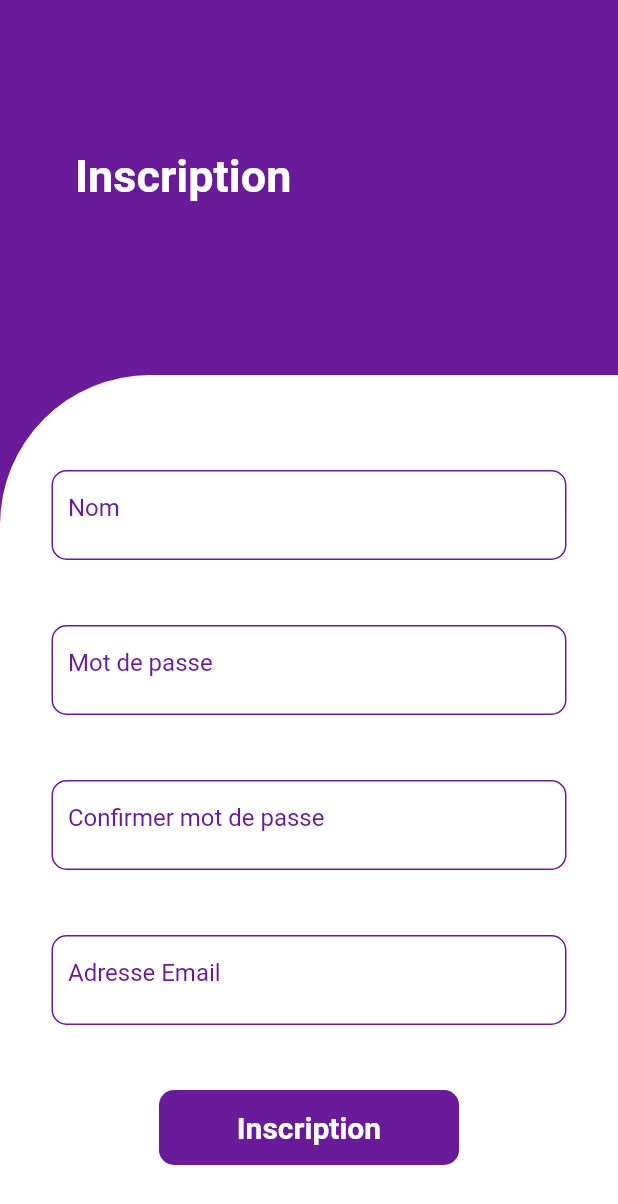
After one commit to elrick99/project_parrain, a Flutter app: the Inscription screen opened directly, on a phone screen of 412 x 824 dp. The commit adds this screen. Shown: the top 1204 px of the screen. Run offline on Flutter 3.47's test engine with Material 2 defaults, Android fonts, the phone set to English and light mode, and no system bars; our stand-ins replace font_awesome_flutter, rxdart, simple_animations, sqflite; missing offline and left inert: bloc_provider; accounts and stored records are empty.

Commit message:
Proposition de page

```diff
--- /dev/null
+++ b/lib/Screens/inscripton.dart
@@ -0,0 +1,156 @@
+import 'package:flutter/material.dart';
+
+class Inscription extends StatefulWidget {
+  @override
+  _InscriptionState createState() => _InscriptionState();
+}
+
+class _InscriptionState extends State<Inscription> {
+  @override
+  Widget build(BuildContext context) {
+    return Scaffold(
+      body: SingleChildScrollView(
+        child: Container(
+          width: MediaQuery.of(context).size.width,
+          color: Colors.purple.shade800,
+          child: Column(
+            children: <Widget>[
+              Container(
+                height: 250,
+                padding: EdgeInsets.only(top: 100, left: 50),
+                width: MediaQuery.of(context).size.width,
+                child: Text("Inscription",
+                    style: TextStyle(
+                        color: Colors.white,
+                        fontWeight: FontWeight.bold,
+                        fontSize: 30)),
+              ),
+              Container(
+                height: 570,
+                width: MediaQuery.of(context).size.width,
+                decoration: BoxDecoration(
+                    color: Colors.white,
+                    borderRadius:
+                        BorderRadius.only(topLeft: Radius.circular(100))),
+                child: Padding(
+                  padding: const EdgeInsets.only(top: 20),
+                  child: Column(
+                    mainAxisAlignment: MainAxisAlignment.spaceEvenly,
+                    children: <Widget>[
+                      Container(
+                        height: 60,
+                        width: MediaQuery.of(context).size.width / 1.2,
+                        decoration: BoxDecoration(
+                          color: Colors.white,
+                          borderRadius: BorderRadius.circular(10),
+                          border: Border.all(
+                              width: 1, color: Colors.purple.shade800),
+                        ),
+                        child: Padding(
+                          padding: const EdgeInsets.only(left: 10),
+                          child: TextField(
+                            decoration: InputDecoration(
+                              border: InputBorder.none,
+                              hintText: "Nom",
+                              hintStyle:
+                                  TextStyle(color: Colors.purple.shade800),
+                            ),
+                          ),
+                        ),
+                      ),
+                      Container(
+                        height: 60,
+                        width: MediaQuery.of(context).size.width / 1.2,
+                        decoration: BoxDecoration(
+                          color: Colors.white,
+                          borderRadius: BorderRadius.circular(10),
+                          border: Border.all(
+                              width: 1, color: Colors.purple.shade800),
+                        ),
+                        child: Padding(
+                          padding: const EdgeInsets.only(left: 10),
+                          child: TextField(
+                            decoration: InputDecoration(
+                              border: InputBorder.none,
+                              hintText: "Mot de passe",
+                              hintStyle:
+                                  TextStyle(color: Colors.purple.shade800),
+                            ),
+                          ),
+                        ),
+                      ),
+                      Container(
+                        height: 60,
+                        width: MediaQuery.of(context).size.width / 1.2,
+                        decoration: BoxDecoration(
+                          color: Colors.white,
+                          border: Border.all(
+                              width: 1, color: Colors.purple.shade800),
+                          borderRadius: BorderRadius.circular(10),
+                        ),
+                        child: Padding(
+                          padding: const EdgeInsets.only(left: 10),
+                          child: TextField(
+                            decoration: InputDecoration(
+                              border: InputBorder.none,
+                              hintText: "Confirmer mot de passe",
+                              hintStyle:
+                                  TextStyle(color: Colors.purple.shade800),
+                            ),
+                          ),
+                        ),
+                      ),
+                      Container(
+                        height: 60,
+                        width: MediaQuery.of(context).size.width / 1.2,
+                        decoration: BoxDecoration(
+                          border: Border.all(
+                              width: 1, color: Colors.purple.shade800),
+                          color: Colors.white,
+                          borderRadius: BorderRadius.circular(10),
+                        ),
+                        child: Padding(
+                          padding: const EdgeInsets.only(left: 10),
+                          child: TextField(
+                            decoration: InputDecoration(
+                              border: InputBorder.none,
+                              hintText: "Adresse Email",
+                              hintStyle:
+                                  TextStyle(color: Colors.purple.shade800),
+                            ),
+                          ),
+                        ),
+                      ),
+                      InkWell(
+                        onTap: () {
+                          Navigator.pushNamed(context, 'inscr');
+                        },
+                        child: Container(
+                          alignment: Alignment.center,
+                          height: 50,
+                          width: 200,
+                          decoration: BoxDecoration(
+                            color: Colors.purple.shade800,
+                            borderRadius: BorderRadius.circular(10),
+                          ),
+                          child: Text(
+                            "Inscription",
+                            style: TextStyle(
+                              color: Colors.white,
+                              fontWeight: FontWeight.bold,
+                              fontSize: 20,
+                            ),
+                          ),
+                        ),
+                      ),
+                    ],
+                  ),
+                ),
+              ),
+            ],
+          ),
+        ),
+      ),
+    );
+  }
+}
```
Also changed, not shown: lib/Screens/accueilApp.dart (added, +124 -0 lines), lib/Screens/connexion.dart (added, +138 -0 lines), lib/main.dart (+6 -1 lines).
